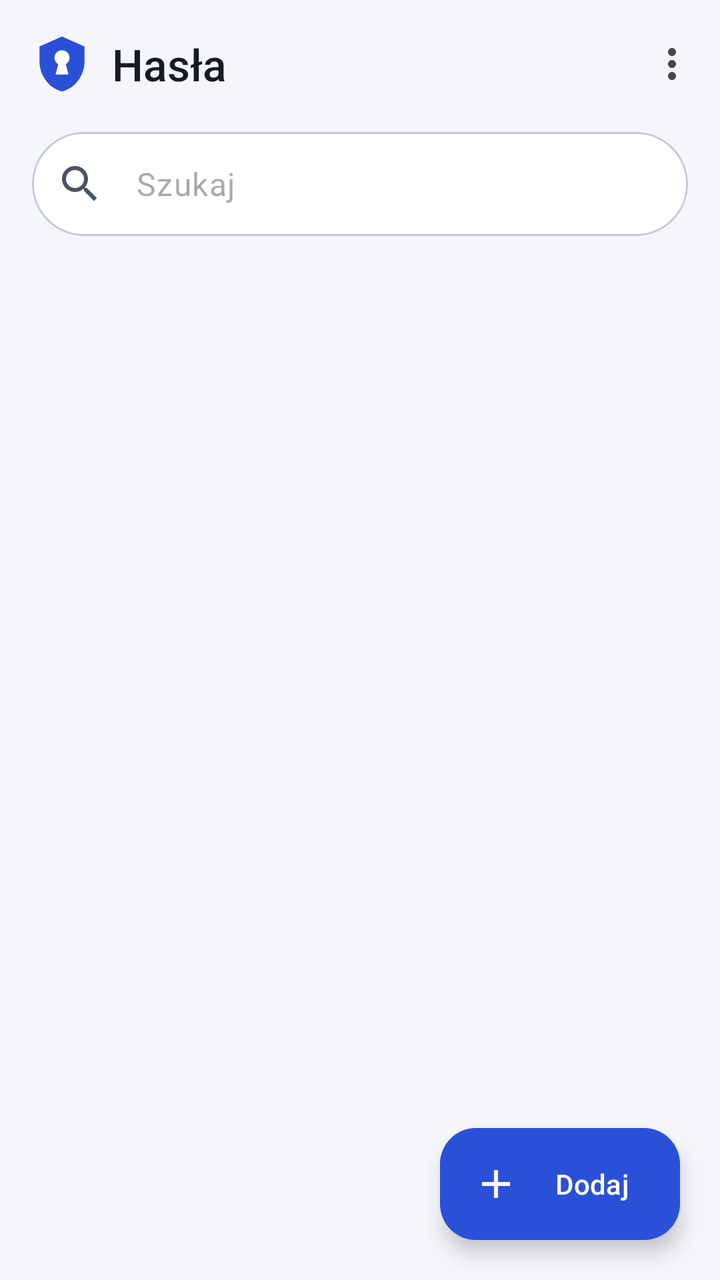
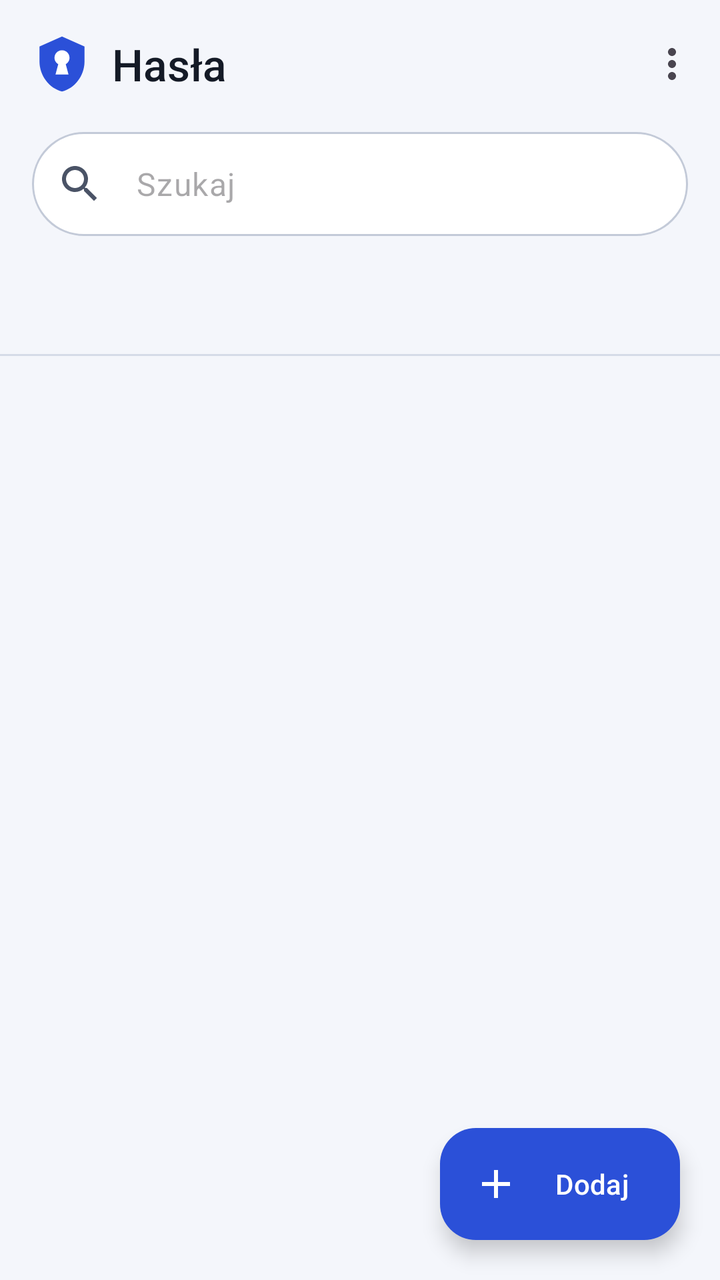

Screens rendered from an Android XML layout before and after an edit, with the pre-edit source and the edit as a unified diff.
<!-- AndroidManifest.xml: application theme Theme.SecurePasswordManager -->
<!-- res/layout/screen_list.xml -->
<?xml version="1.0" encoding="utf-8"?>
<androidx.coordinatorlayout.widget.CoordinatorLayout
    xmlns:android="http://schemas.android.com/apk/res/android"
    xmlns:app="http://schemas.android.com/apk/res-auto"
    android:layout_width="match_parent"
    android:layout_height="match_parent"
    android:background="?android:attr/colorBackground">

    <com.google.android.material.appbar.AppBarLayout
        android:layout_width="match_parent"
        android:layout_height="wrap_content"
        android:background="?android:attr/colorBackground"
        app:liftOnScroll="true"
        app:liftOnScrollColor="?attr/colorSurfaceContainer">

        <com.google.android.material.appbar.MaterialToolbar
            android:id="@+id/toolbar"
            android:layout_width="match_parent"
            android:layout_height="64dp"
            android:paddingStart="4dp"
            app:contentInsetStart="16dp"
            app:logo="@drawable/ic_logo_toolbar"
            app:titleMarginStart="12dp"
            app:title="@string/list_title"
            app:titleCentered="false"
            app:menu="@menu/menu_toolbar" />

        <com.google.android.material.textfield.TextInputLayout
            android:id="@+id/tilSearch"
            style="@style/Widget.Spm.SearchField"
            android:layout_width="match_parent"
            android:layout_height="wrap_content"
            android:layout_marginHorizontal="16dp"
            android:layout_marginTop="2dp"
            android:layout_marginBottom="12dp"
            app:endIconMode="clear_text"
            app:startIconDrawable="@drawable/ic_search">

            <com.google.android.material.textfield.TextInputEditText
                android:id="@+id/editSearch"
                android:layout_width="match_parent"
                android:layout_height="52dp"
                android:hint="@string/hint_search"
                android:inputType="text"
                android:imeOptions="actionSearch"
                android:maxLines="1"
                android:paddingVertical="0dp" />
        </com.google.android.material.textfield.TextInputLayout>
    </com.google.android.material.appbar.AppBarLayout>

    <androidx.recyclerview.widget.RecyclerView
        android:id="@+id/recycler"
        android:layout_width="match_parent"
        android:layout_height="match_parent"
        android:clipToPadding="false"
        android:paddingHorizontal="16dp"
        android:paddingTop="2dp"
        android:paddingBottom="104dp"
        android:scrollbarStyle="outsideOverlay"
        app:layout_behavior="@string/appbar_scrolling_view_behavior" />

    <LinearLayout
        android:id="@+id/emptyState"
        android:layout_width="match_parent"
        android:layout_height="match_parent"
        android:orientation="vertical"
        android:gravity="center"
        android:paddingHorizontal="40dp"
        android:paddingBottom="96dp"
        android:visibility="gone"
        app:layout_behavior="@string/appbar_scrolling_view_behavior">

        <FrameLayout
            android:layout_width="104dp"
            android:layout_height="104dp"
            android:background="@drawable/bg_icon_circle">

            <ImageView
                android:layout_width="48dp"
                android:layout_height="48dp"
                android:layout_gravity="center"
                android:src="@drawable/ic_key"
                app:tint="?attr/colorPrimary"
                android:contentDescription="@null" />
        </FrameLayout>

        <TextView
            android:layout_width="wrap_content"
            android:layout_height="wrap_content"
            android:layout_marginTop="24dp"
            android:gravity="center"
            android:text="@string/empty_title"
            android:textAppearance="?attr/textAppearanceTitleLarge"
            android:textColor="?attr/colorOnBackground" />

        <TextView
            android:layout_width="wrap_content"
            android:layout_height="wrap_content"
            android:layout_marginTop="8dp"
            android:gravity="center"
            android:text="@string/empty_subtitle"
            android:textAppearance="?attr/textAppearanceBodyMedium"
            android:textColor="?attr/colorOnSurfaceVariant" />
    </LinearLayout>

    <com.google.android.material.floatingactionbutton.ExtendedFloatingActionButton
        android:id="@+id/fabAdd"
        android:layout_width="wrap_content"
        android:layout_height="wrap_content"
        android:layout_gravity="bottom|end"
        android:layout_margin="20dp"
        android:text="@string/action_add"
        android:textColor="?attr/colorOnPrimary"
        app:backgroundTint="?attr/colorPrimary"
        app:icon="@drawable/ic_add"
        app:iconTint="?attr/colorOnPrimary" />
</androidx.coordinatorlayout.widget.CoordinatorLayout>
<!-- resources referenced by this layout -->
<resources>
  <string name="action_add">Dodaj</string>
  <string name="empty_subtitle">Dodaj pierwszy wpis przyciskiem poniżej.</string>
  <string name="empty_title">Brak wpisów</string>
  <string name="hint_search">Szukaj</string>
  <string name="list_title">Hasła</string>
  <style name="Theme.SecurePasswordManager" parent="Base.Theme.SecurePasswordManager" />
  <color name="spm_card">#FFFFFF</color>
  <color name="md_primary">#2B50D8</color>
  <color name="md_on_primary">#FFFFFF</color>
  <color name="md_primary_container">#DFE6FF</color>
  <color name="md_on_primary_container">#001652</color>
  <color name="md_secondary">#525E7A</color>
  <color name="md_on_secondary">#FFFFFF</color>
  <color name="md_secondary_container">#E3E8F6</color>
  <color name="md_on_secondary_container">#0F1B33</color>
  <color name="md_tertiary">#00796B</color>
  <color name="md_on_tertiary">#FFFFFF</color>
  <color name="md_tertiary_container">#B5F2E6</color>
  <color name="md_on_tertiary_container">#00201B</color>
  <color name="md_error">#C62828</color>
  <color name="md_on_error">#FFFFFF</color>
  <color name="md_error_container">#FDE3E1</color>
  <color name="md_on_error_container">#410002</color>
  <color name="md_background">#F4F6FB</color>
  <color name="md_on_background">#141A26</color>
  <color name="md_surface">#F4F6FB</color>
  <color name="md_on_surface">#141A26</color>
  <color name="md_surface_variant">#E1E6F0</color>
  <color name="md_on_surface_variant">#4A5366</color>
  <color name="md_surface_container_lowest">#FFFFFF</color>
  <color name="md_surface_container_low">#F9FAFD</color>
  <color name="md_surface_container">#EEF1F8</color>
  <color name="md_surface_container_high">#E8ECF5</color>
  <color name="md_surface_container_highest">#E2E7F1</color>
  <color name="md_outline">#7A8396</color>
  <color name="md_outline_variant">#D5DBE7</color>
  <style name="TextAppearance.Spm.TitleLarge" parent="TextAppearance.Material3.TitleLarge">
          <item name="fontFamily">sans-serif-medium</item>
          <item name="android:fontFamily">sans-serif-medium</item>
      </style>
  <style name="TextAppearance.Spm.LabelLarge" parent="TextAppearance.Material3.LabelLarge">
          <item name="android:letterSpacing">0.01</item>
      </style>
  <style name="ShapeAppearance.Spm.Small" parent="ShapeAppearance.Material3.Corner.Small">
          <item name="cornerSize">10dp</item>
      </style>
  <style name="ShapeAppearance.Spm.Medium" parent="ShapeAppearance.Material3.Corner.Medium">
          <item name="cornerSize">16dp</item>
      </style>
  <style name="ShapeAppearance.Spm.Large" parent="ShapeAppearance.Material3.Corner.Large">
          <item name="cornerSize">20dp</item>
      </style>
  <style name="Widget.Spm.Toolbar" parent="Widget.Material3.Toolbar">
          <item name="titleTextAppearance">@style/TextAppearance.Spm.ToolbarTitle</item>
          <item name="titleTextColor">?attr/colorOnSurface</item>
      </style>
  <style name="Widget.Spm.Button" parent="Widget.Material3.Button">
          <item name="cornerRadius">14dp</item>
          <item name="android:minHeight">52dp</item>
      </style>
  <style name="Widget.Spm.ExtendedFab" parent="Widget.Material3.ExtendedFloatingActionButton.Icon.Primary">
          <item name="shapeAppearanceOverlay">@style/ShapeAppearance.Spm.Fab</item>
      </style>
  <color name="spm_card_stroke">#E3E8F1</color>
  <style name="ShapeAppearance.Spm.Fab" parent="">
          <item name="cornerFamily">rounded</item>
          <item name="cornerSize">18dp</item>
      </style>
  <color name="spm_sheet">#F4F6FB</color>
  <style name="ShapeAppearance.Spm.Dialog" parent="">
          <item name="cornerFamily">rounded</item>
          <item name="cornerSize">28dp</item>
      </style>
  <style name="MaterialAlertDialog.Spm" parent="MaterialAlertDialog.Material3">
          <item name="backgroundTint">@color/spm_dialog</item>
          <item name="shapeAppearance">@style/ShapeAppearance.Spm.Dialog</item>
      </style>
  <color name="spm_dialog">#FFFFFF</color>
  <!-- unchanged entries left out for length: 16 -->
</resources>

<!-- the commit's change to res/layout/screen_list.xml (unified diff, before → after) -->
@@ -46,6 +46,16 @@
                 android:maxLines="1"
                 android:paddingVertical="0dp" />
         </com.google.android.material.textfield.TextInputLayout>
+
+        <com.google.android.material.tabs.TabLayout
+            android:id="@+id/categoryTabs"
+            android:layout_width="match_parent"
+            android:layout_height="wrap_content"
+            app:tabIndicatorColor="?attr/colorPrimary"
+            app:tabIndicatorFullWidth="false"
+            app:tabMode="scrollable"
+            app:tabSelectedTextColor="?attr/colorPrimary"
+            app:tabTextColor="?attr/colorOnSurfaceVariant" />
     </com.google.android.material.appbar.AppBarLayout>
 
     <androidx.recyclerview.widget.RecyclerView
